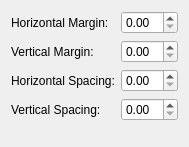
Old version of the form src/libkstapp/layouttab.ui in the repository Kst-plot/kst.
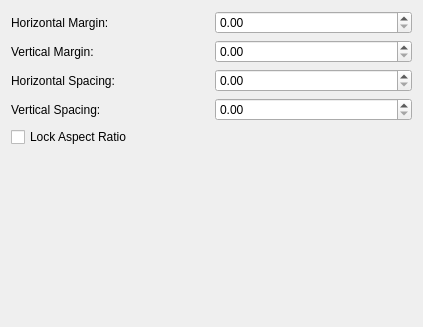
New version of the form.

Commit message: Redo of updateChildGeometry to properly resize items with locked aspect ratio and rotated. Add setting for lock aspect ratio to ViewItem.

Diff of the .ui file:
```diff
--- a/src/libkstapp/layouttab.ui
+++ b/src/libkstapp/layouttab.ui
@@ -5,8 +5,8 @@
    <rect>
     <x>0</x>
     <y>0</y>
-    <width>188</width>
-    <height>147</height>
+    <width>419</width>
+    <height>327</height>
    </rect>
   </property>
   <property name="windowTitle" >
@@ -55,6 +55,13 @@
      <item row="3" column="1" >
       <widget class="QDoubleSpinBox" name="_verSpacing" />
      </item>
+     <item row="4" column="0" colspan="2" >
+      <widget class="QCheckBox" name="_lockAspectRatio" >
+       <property name="text" >
+        <string>Lock Aspect Ratio</string>
+       </property>
+      </widget>
+     </item>
     </layout>
    </item>
    <item>
@@ -64,8 +71,8 @@
      </property>
      <property name="sizeHint" >
       <size>
-       <width>20</width>
-       <height>59</height>
+       <width>401</width>
+       <height>121</height>
       </size>
      </property>
     </spacer>
```
The commit also changes 17 other files.
